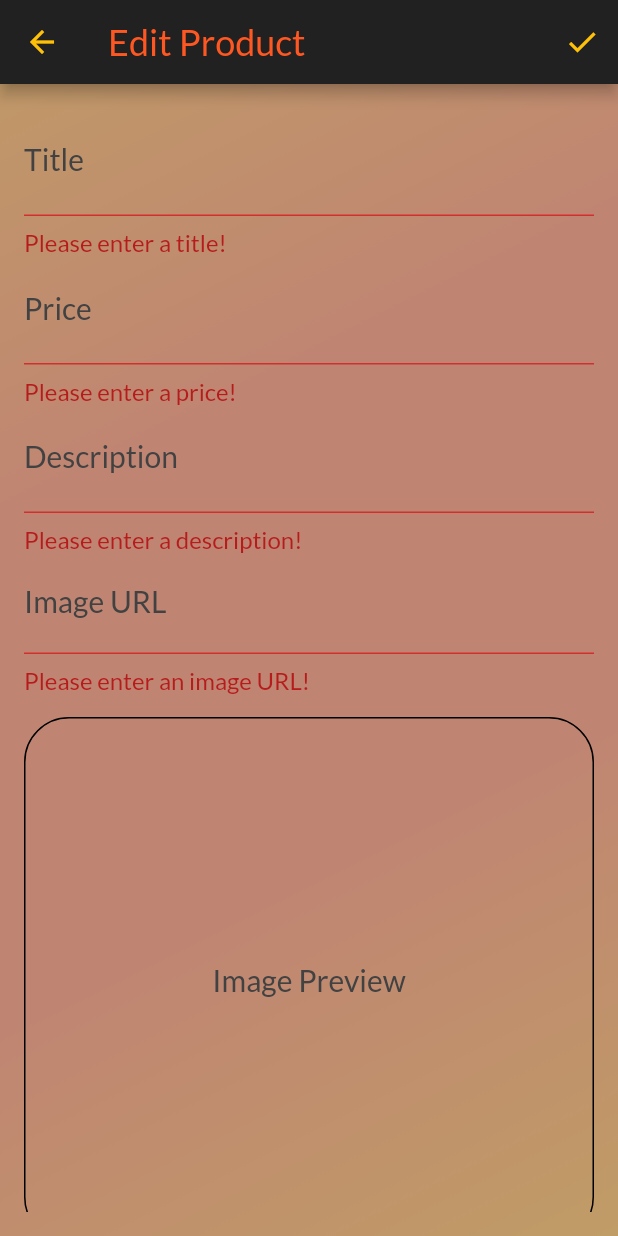
After one commit to ShadowMasterAJ/Online_Shop, a Flutter app: the EdiUserProductsStateScreen screen opened by its route, after a tap on the "check" icon, on a phone screen of 412 x 824 dp. The commit adds this screen. Run offline on Flutter 3.47's test engine with Material 2 defaults, Android fonts, the phone set to English and light mode, and no system bars; network calls fail.

Commit message:
Functionality to Add New Products + Form Completed + Form Validation Completed

```diff
--- a/lib/providers/cart.dart
+++ b/lib/providers/cart.dart
@@ -1,7 +1,7 @@
 import 'package:flutter/foundation.dart';
 
 class CartItem {
-  final String id, title;
+  final String id, title, imageURL;
   int quantity;
   final double price;
 
@@ -10,6 +10,7 @@ class CartItem {
     this.price,
     this.quantity,
     this.title,
+    this.imageURL,
   });
 }
 
@@ -39,7 +40,7 @@ class Cart with ChangeNotifier {
     return total;
   }
 
-  void addItem(String productID, title, double price) {
+  void addItem(String productID, title, imageURL, double price) {
     if (_items.containsKey(productID)) {
       _items.update(
         productID,
@@ -47,19 +48,23 @@ class Cart with ChangeNotifier {
             id: productID,
             title: title,
             price: price,
+            imageURL: imageURL,
             quantity: currentProd.quantity + 1),
       );
     } else {
       _items.putIfAbsent(
           productID,
-          () =>
-              CartItem(id: productID, title: title, price: price, quantity: 1));
+          () => CartItem(
+              id: productID,
+              title: title,
+              price: price,
+              imageURL: imageURL,
+              quantity: 1));
       notifyListeners();
     }
   }
 
   void removeItem(String productId) {
-
     _items.remove(productId);
     notifyListeners();
   }
@@ -75,6 +80,7 @@ class Cart with ChangeNotifier {
               id: existingItem.id,
               price: existingItem.price,
               title: existingItem.title,
+              imageURL: existingItem.imageURL,
               quantity: existingItem.quantity - 1));
     } else {
       removeItem(productId);
@@ -89,6 +95,7 @@ class Cart with ChangeNotifier {
             id: existingItem.id,
             price: existingItem.price,
             title: existingItem.title,
+            imageURL: existingItem.imageURL,
             quantity: existingItem.quantity + 1));
     notifyListeners();
   }
--- /dev/null
+++ b/lib/screens/edit_user_product_state_screen.dart
@@ -0,0 +1,296 @@
+import 'package:fashion_eshop/providers/product.dart';
+import 'package:flutter/material.dart';
+import 'package:flutter/services.dart';
+
+class EdiUserProductsStateScreen extends StatefulWidget {
+  static const routeName = '/edit-products';
+  @override
+  _EdiUserProductsStateScreenState createState() =>
+      _EdiUserProductsStateScreenState();
+}
+
+class _EdiUserProductsStateScreenState
+    extends State<EdiUserProductsStateScreen> {
+  final _priceFocusNode = FocusNode();
+  final _descriptionFocusNode = FocusNode();
+  final _imageUrlController = TextEditingController();
+  final _imageURLFocusNode = FocusNode();
+  final _form = GlobalKey<FormState>();
+  var _editedProduct = Product(
+    id: null,
+    title: '',
+    description: '',
+    imageURL: '',
+    price: 0,
+  );
+
+  @override
+  void dispose() {
+    _priceFocusNode.dispose();
+    _descriptionFocusNode.dispose();
+    _imageUrlController.dispose();
+    _imageURLFocusNode.dispose();
+    _imageURLFocusNode.removeListener(_updateImageURL);
+
+    super.dispose();
+  }
+
+  @override
+  void initState() {
+    _imageURLFocusNode.addListener(_updateImageURL);
+    super.initState();
+  }
+
+  void _updateImageURL() {
+    if (!_imageURLFocusNode.hasFocus) {
+      if ((!_imageUrlController.text.startsWith('http') &&
+              !_imageUrlController.text.startsWith('https')) ||
+          (!_imageUrlController.text.endsWith('.png') &&
+              !_imageUrlController.text.endsWith('.jpg') &&
+              !_imageUrlController.text.endsWith('.jpeg'))) {
+        return;
+      }
+      setState(() {});
+    }
+  }
+
+  void _saveForm() {
+    final isValid = _form.currentState.validate();
+    if (!isValid) {
+      return;
+    }
+    _form.currentState.save();
+    print(_editedProduct.title);
+  }
+
+  @override
+  Widget build(BuildContext context) {
+    return Container(
+      decoration: BoxDecoration(
+          gradient: LinearGradient(
+        begin: Alignment.topLeft,
+        end: Alignment.bottomRight,
+        colors: [
+          Colors.orange,
+          Colors.deepOrange,
+          Colors.deepOrange,
+          Colors.orange,
+        ],
+      )),
+      child: Scaffold(
+        appBar: AppBar(
+          title: Text(
+            'Edit Product',
+            style: Theme.of(context).textTheme.headline6,
+          ),
+          actions: [IconButton(onPressed: _saveForm, icon: Icon(Icons.check))],
+        ),
+        body: Padding(
+          padding: const EdgeInsets.all(16.0),
+          child: Form(
+            key: _form,
+            child: SingleChildScrollView(
+              child: Column(
+                children: [
+                  TextFormField(
+                    style: Theme.of(context).textTheme.headline5,
+                    decoration: InputDecoration(
+                      labelText: 'Title',
+                      labelStyle:
+                          Theme.of(context).textTheme.headline5.copyWith(
+                                fontSize: 20,
+                                color: Colors.grey[800],
+                              ),
+                      errorStyle:
+                          Theme.of(context).textTheme.headline5.copyWith(
+                                fontSize: 16,
+                                color: Colors.red[900],
+                              ),
+                    ),
+                    validator: (value) {
+                      if (value.isEmpty) {
+                        return 'Please enter a title!';
+                      }
+                      return null;
+                    },
+                    textInputAction: TextInputAction.next,
+                    onFieldSubmitted: (_) {
+                      FocusScope.of(context).requestFocus(_priceFocusNode);
+                    },
+                    onSaved: (value) => {
+                      _editedProduct = Product(
+                        id: null,
+                        title: value,
+                        description: _editedProduct.description,
+                        imageURL: _editedProduct.imageURL,
+                        price: _editedProduct.price,
+                      )
+                    },
+                  ),
+                  TextFormField(
+                    style: Theme.of(context).textTheme.headline5,
+                    decoration: InputDecoration(
+                      labelText: 'Price',
+                      labelStyle:
+                          Theme.of(context).textTheme.headline5.copyWith(
+                                fontSize: 20,
+                                color: Colors.grey[800],
+                              ),
+                      errorStyle:
+                          Theme.of(context).textTheme.headline5.copyWith(
+                                fontSize: 16,
+                                color: Colors.red[900],
+                              ),
+                    ),
+                    textInputAction: TextInputAction.next,
+                    keyboardType: TextInputType.number,
+                    validator: (value) {
+                      if (value.isEmpty) {
+                        return 'Please enter a price!';
+                      }
+                      if (double.tryParse(value) == null) {
+                        return 'Please enter a valid number!';
+                      }
+                      if (double.parse(value) <= 0) {
+                        return 'Please enter a number greater than zero!';
+                      }
+                      return null;
+                    },
+                    onFieldSubmitted: (_) {
+                      FocusScope.of(context)
+                          .requestFocus(_descriptionFocusNode);
+                    },
+                    onSaved: (value) => {
+                      _editedProduct = Product(
+                        id: null,
+                        title: _editedProduct.title,
+                        description: _editedProduct.description,
+                        imageURL: _editedProduct.imageURL,
+                        price: double.parse(value),
+                      )
+                    },
+                  ),
+                  TextFormField(
+                    maxLines: null,
+                    style: Theme.of(context).textTheme.headline5,
+                    decoration: InputDecoration(
+                      labelText: 'Description',
+                      labelStyle:
+                          Theme.of(context).textTheme.headline5.copyWith(
+                                fontSize: 20,
+                                color: Colors.grey[800],
+                              ),
+                      errorStyle:
+                          Theme.of(context).textTheme.headline5.copyWith(
+                                fontSize: 16,
+                                color: Colors.red[900],
+                              ),
+                    ),
+                    keyboardType: TextInputType.multiline,
+                    focusNode: _descriptionFocusNode,
+                    validator: (value) {
+                      if (value.isEmpty) {
+                        return 'Please enter a description!';
+                      }
+                      if (value.length < 10) {
+                        return 'Must be atleast 10 characters!';
+                      }
+                      return null;
+                    },
+                    onSaved: (value) => {
+                      _editedProduct = Product(
+                        id: null,
+                        title: _editedProduct.title,
+                        description: value,
+                        imageURL: _editedProduct.imageURL,
+                        price: _editedProduct.price,
+                      )
+                    },
+                  ),
+                  TextFormField(
+                    style: Theme.of(context)
+                        .textTheme
+                        .headline5
+                        .copyWith(fontSize: 20),
+                    decoration: InputDecoration(
+                      labelText: 'Image URL',
+                      labelStyle:
+                          Theme.of(context).textTheme.headline5.copyWith(
+                                fontSize: 20,
+                                color: Colors.grey[800],
+                              ),
+                      errorStyle:
+                          Theme.of(context).textTheme.headline5.copyWith(
+                                fontSize: 16,
+                                color: Colors.red[900],
+                              ),
+                    ),
+                    maxLines: null,
+                    keyboardType: TextInputType.multiline,
+                    textInputAction: TextInputAction.done,
+                    controller: _imageUrlController,
+                    onFieldSubmitted: (_) => _saveForm(),
+                    focusNode: _imageURLFocusNode,
+                    validator: (value) {
+                      if (value.isEmpty) {
+                        return 'Please enter an image URL!';
+                      }
+                      if (!value.startsWith('http://') &&
+                          !value.startsWith('https://')) {
+                        return 'Please enter a valid URL!';
+                      }
+                      if (!value.endsWith('.png') &&
+                          !value.endsWith('.jpg') &&
+                          !value.endsWith('.jpeg')) {
+                        return 'Please enter a valid image URL!';
+                      }
+                      return null;
+                    },
+                    onSaved: (value) => {
+                      _editedProduct = Product(
+                        id: null,
+                        title: _editedProduct.title,
+                        description: _editedProduct.description,
+                        imageURL: value,
+                        price: _editedProduct.price,
+                      )
+                    },
+                  ),
+                  Container(
+                    width: double.infinity,
+                    height: 350,
+                    margin: EdgeInsets.only(top: 15),
+                    decoration: BoxDecoration(
+                        border: Border.all(width: 1, color: Colors.black),
+                        borderRadius: BorderRadius.circular(30)),
+                    child: _imageUrlController.text.isEmpty
+                        ? Center(
+                            child: Text(
+                              'Image Preview',
+                              style: Theme.of(context)
+                                  .textTheme
+                                  .headline5
+                                  .copyWith(
+                                    fontSize: 20,
+                                    color: Colors.grey[800],
+                                  ),
+                              textAlign: TextAlign.center,
+                            ),
+                          )
+                        : ClipRRect(
+                            borderRadius: BorderRadius.circular(30),
+                            child: Image.network(
+                              _imageUrlController.text,
+                              fit: BoxFit.cover,
+                            ),
+                          ),
+                  ),
+                ],
+              ),
+            ),
+          ),
+        ),
+      ),
+    );
+  }
+}
--- a/lib/widgets/product_overview_screen_item.dart
+++ b/lib/widgets/product_overview_screen_item.dart
@@ -82,6 +82,7 @@ class _ProductItemState extends State<ProductItem> {
                           cart.addItem(
                             product.id,
                             product.title,
+                            product.imageURL,
                             product.price,
                           );
                           ScaffoldMessenger.of(context).hideCurrentSnackBar();
--- a/lib/widgets/products_grid.dart
+++ b/lib/widgets/products_grid.dart
@@ -18,7 +18,7 @@ class ProductsGrid extends StatelessWidget {
             gridDelegate: SliverGridDelegateWithFixedCrossAxisCount(
               crossAxisCount: 2,
               // childAspectRatio: 1500 / 1600,
-              mainAxisSpacing: 10,
+              mainAxisSpacing: 5,
               crossAxisSpacing: 5,
             ),
             itemBuilder: (ctx, i) => ChangeNotifierProvider.value(
--- a/lib/widgets/user_products_screen_item.dart
+++ b/lib/widgets/user_products_screen_item.dart
@@ -23,7 +23,7 @@ class UserProductScreenItem extends StatelessWidget {
                 onPressed: () {},
                 icon: Icon(
                   Icons.edit,
-                  color: Theme.of(context).accentColor,
+                  color: Colors.black,
                 )),
             IconButton(
               onPressed: () {},
```
Also changed, not shown: lib/main.dart (+8 -3 lines), lib/screens/cart_screen.dart (+18 -4 lines), lib/screens/orders_screen.dart (+14 -1 lines), lib/screens/product_detail_screen.dart (+14 -1 lines), lib/screens/product_overview_screen.dart (+26 -19 lines), lib/screens/user_products_screen.dart (+22 -5 lines), lib/widgets/cart_screen_item.dart (+18 -21 lines).
